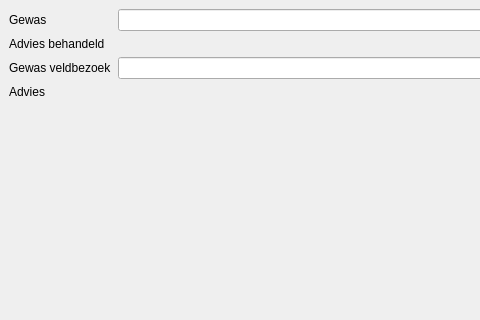
First picture: the form in ui_parcelwindow.ui, repository DOV-Vlaanderen/erosiebezwaren, before the edit; both pictures show x 0 to 480 and y 0 to 320 of the 800 by 600 pixel window.
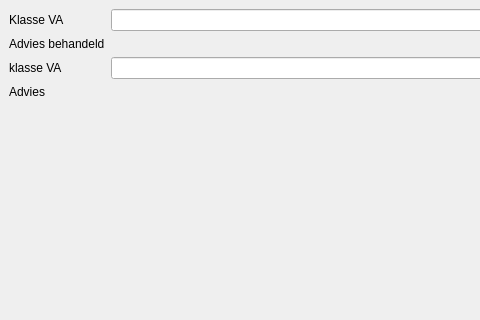
Second picture: the form after the edit. Custom widgets are drawn as their Qt base class.

The edit to the form file:
```diff
--- a/ui_parcelwindow.ui
+++ b/ui_parcelwindow.ui
@@ -25,7 +25,7 @@
         <item row="0" column="0">
          <widget class="QLabel" name="lbl_gewas">
           <property name="text">
-           <string>Gewas</string>
+           <string>Klasse VA</string>
           </property>
          </widget>
         </item>
@@ -45,7 +45,7 @@
         <item row="2" column="0">
          <widget class="QLabel" name="lbl_gewasBezoek">
           <property name="text">
-           <string>Gewas veldbezoek</string>
+           <string>klasse VA</string>
           </property>
          </widget>
         </item>
```
Left out of the diff: 3 changed lines with no effect on the pictures.
